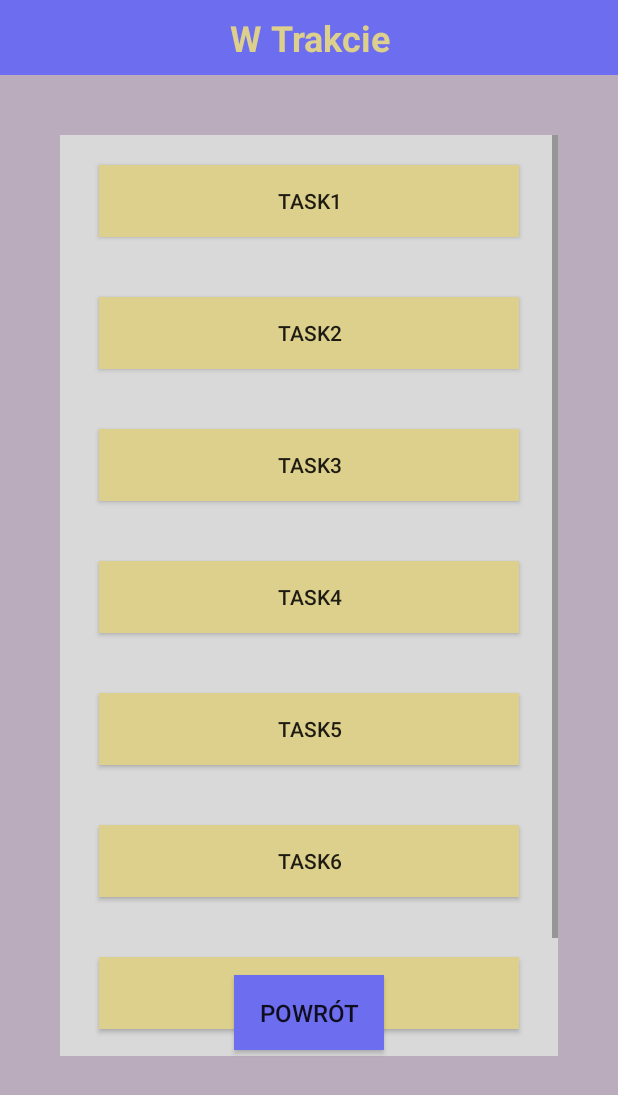
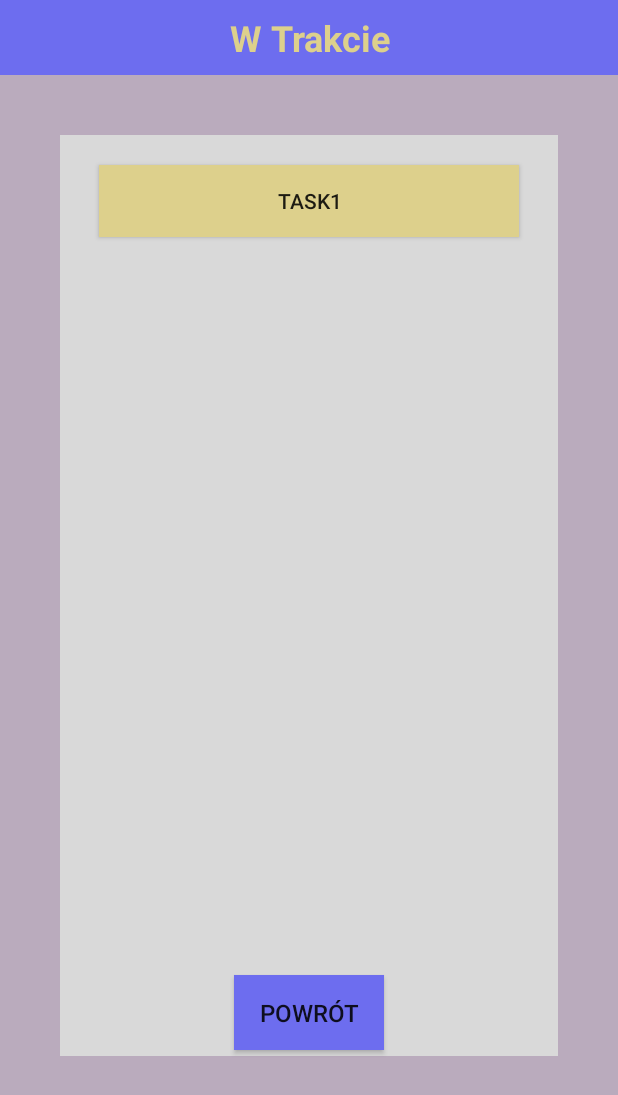
Before and after one commit to matrzask/WorkTracker, an Android app: the layout activity_wtrakcie.xml on its own in the app's theme, with its tools: preview values and no code run, on a phone screen of 412 x 824 dp. Shown: the top 1095 px of the screen. Run offline under Robolectric (Android 15) with nearby library versions, the phone set to English and light mode, and no system bars.

Commit message:
casy wreszcie

```diff
--- a/app/src/main/res/layout/activity_wtrakcie.xml
+++ b/app/src/main/res/layout/activity_wtrakcie.xml
@@ -33,53 +33,13 @@
             android:orientation="vertical"
             android:gravity="center">
             <Button
+                android:id="@+id/traktat1"
                 android:layout_width="280dp"
                 android:layout_height="wrap_content"
                 android:background="#DDD08C"
                 android:layout_margin="20dp"
                 android:text="task1"/>
-            <Button
-                android:layout_width="280dp"
-                android:layout_height="wrap_content"
-                android:text="task2"
-                android:layout_margin="20dp"
-                android:background="#DDD08C"/>
-            <Button
-                android:layout_width="280dp"
-                android:layout_height="wrap_content"
-                android:background="#DDD08C"
-                android:layout_margin="20dp"
-                android:text="task3"/>
-            <Button
-                android:layout_width="280dp"
-                android:layout_height="wrap_content"
-                android:background="#DDD08C"
-                android:layout_margin="20dp"
-                android:text="task4"/>
-            <Button
-                android:layout_width="280dp"
-                android:layout_height="wrap_content"
-                android:background="#DDD08C"
-                android:layout_margin="20dp"
-                android:text="task5"/>
-            <Button
-                android:layout_width="280dp"
-                android:layout_height="wrap_content"
-                android:background="#DDD08C"
-                android:layout_margin="20dp"
-                android:text="task6"/>
-            <Button
-                android:layout_width="280dp"
-                android:layout_height="wrap_content"
-                android:background="#DDD08C"
-                android:layout_margin="20dp"
-                android:text="task7"/>
-            <Button
-                android:layout_width="280dp"
-                android:layout_height="wrap_content"
-                android:background="#DDD08C"
-                android:layout_margin="20dp"
-                android:text="task8"/>
+
         </LinearLayout>
     </ScrollView>
 
```
Also changed, not shown: app/src/main/java/com/example/worktracker/DoZrobienia.java (+68 -0 lines), app/src/main/java/com/example/worktracker/WTrakcie.java (+14 -0 lines), app/src/main/java/com/example/worktracker/Wykonane.java (+14 -0 lines), app/src/main/res/layout/activity_do_zrobienia.xml (+8 -0 lines), app/src/main/res/layout/activity_wykonane.xml (+2 -42 lines).
